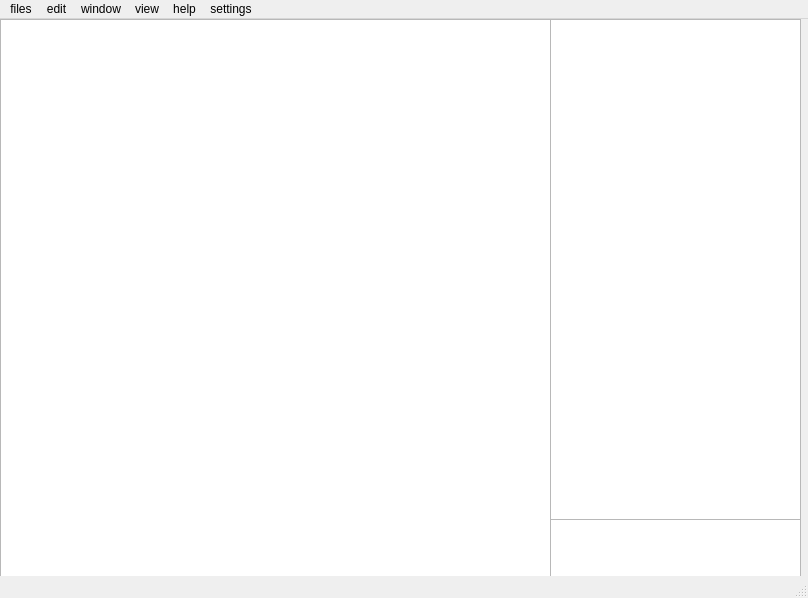
First picture: the form in mainwindow.ui, repository Lumorix-studios/AgenticCoder, before the edit.
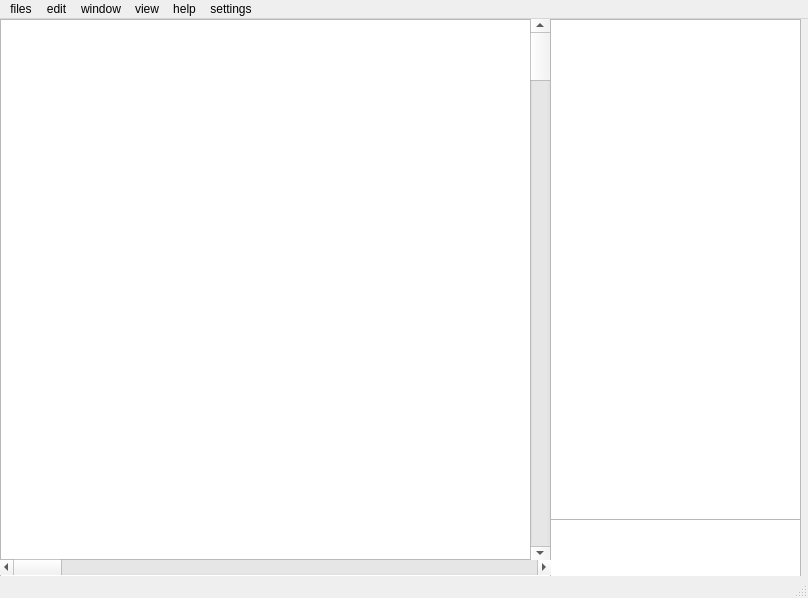
Second picture: the form after the edit.

The edit to the form file:
```diff
--- a/mainwindow.ui
+++ b/mainwindow.ui
@@ -54,6 +54,32 @@
      </rect>
     </property>
    </widget>
+   <widget class="QScrollBar" name="horizontalScrollBar">
+    <property name="geometry">
+     <rect>
+      <x>0</x>
+      <y>540</y>
+      <width>551</width>
+      <height>16</height>
+     </rect>
+    </property>
+    <property name="orientation">
+     <enum>Qt::Orientation::Horizontal</enum>
+    </property>
+   </widget>
+   <widget class="QScrollBar" name="verticalScrollBar">
+    <property name="geometry">
+     <rect>
+      <x>530</x>
+      <y>0</y>
+      <width>20</width>
+      <height>541</height>
+     </rect>
+    </property>
+    <property name="orientation">
+     <enum>Qt::Orientation::Vertical</enum>
+    </property>
+   </widget>
   </widget>
   <widget class="QMenuBar" name="menubar">
    <property name="geometry">
```
